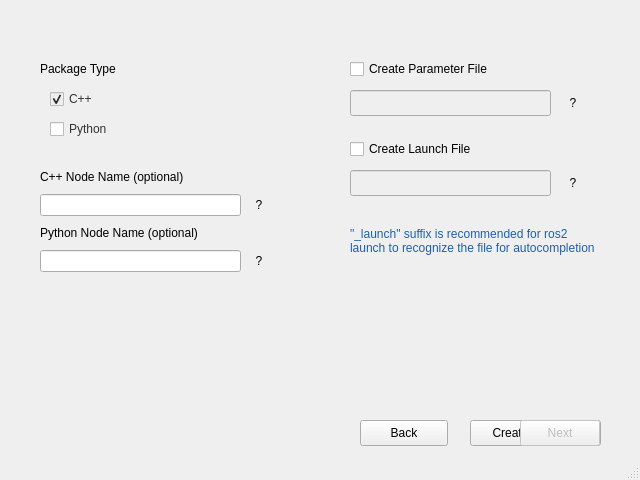
Above: turtle_nest/src/mainwindow.ui from ros2-gbp/turtle_nest-release before the change. Below: the same form after it.
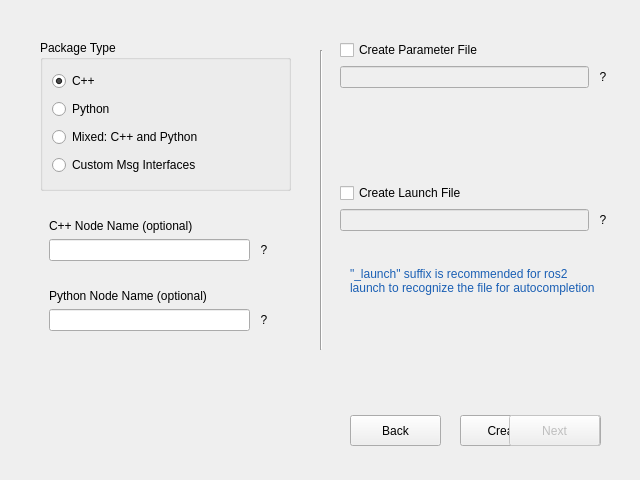
That is the form after the change. The open tabs and pages were chosen to show the change. Icons and pictures are not drawn.

Diff of the .ui file:
```diff
--- a/turtle_nest/src/mainwindow.ui
+++ b/turtle_nest/src/mainwindow.ui
@@ -1,7 +1,7 @@
 <?xml version="1.0" encoding="UTF-8"?>
 <ui version="4.0">
  <class>MainWindow</class>
- <widget class="QMainWindow" name="MainWindow">
+ <widget class="QDialog" name="MainWindow">
   <property name="geometry">
    <rect>
     <x>0</x>
@@ -25,17 +25,25 @@
   <property name="windowTitle">
    <string>MainWindow</string>
   </property>
-  <widget class="QWidget" name="centralwidget">
+  <widget class="QWidget" name="centralwidget" native="true">
+   <property name="geometry">
+    <rect>
+     <x>0</x>
+     <y>0</y>
+     <width>641</width>
+     <height>446</height>
+    </rect>
+   </property>
    <widget class="QPushButton" name="nextButton">
     <property name="enabled">
      <bool>false</bool>
     </property>
     <property name="geometry">
      <rect>
-      <x>520</x>
-      <y>420</y>
-      <width>80</width>
-      <height>26</height>
+      <x>509</x>
+      <y>415</y>
+      <width>91</width>
+      <height>31</height>
      </rect>
     </property>
     <property name="text">
@@ -278,43 +286,11 @@
      </widget>
     </widget>
     <widget class="QWidget" name="page_2">
-     <widget class="QCheckBox" name="checkboxCreateLaunch">
-      <property name="geometry">
-       <rect>
-        <x>350</x>
-        <y>140</y>
-        <width>211</width>
-        <height>18</height>
-       </rect>
-      </property>
-      <property name="text">
-       <string>Create Launch File</string>
-      </property>
-     </widget>
-     <widget class="QLineEdit" name="lineEditLaunchName">
-      <property name="enabled">
-       <bool>false</bool>
-      </property>
-      <property name="geometry">
-       <rect>
-        <x>350</x>
-        <y>170</y>
-        <width>201</width>
-        <height>26</height>
-       </rect>
-      </property>
-      <property name="focusPolicy">
-       <enum>Qt::StrongFocus</enum>
-      </property>
-      <property name="alignment">
-       <set>Qt::AlignLeading|Qt::AlignLeft|Qt::AlignVCenter</set>
-      </property>
-     </widget>
      <widget class="QLabel" name="launchSuffixWarnLabel">
       <property name="geometry">
        <rect>
         <x>350</x>
-        <y>210</y>
+        <y>250</y>
         <width>251</width>
         <height>61</height>
        </rect>
@@ -329,121 +305,13 @@
        <bool>true</bool>
       </property>
      </widget>
-     <widget class="QToolButton" name="launchNameInfoButton">
-      <property name="geometry">
-       <rect>
-        <x>560</x>
-        <y>170</y>
-        <width>26</width>
-        <height>26</height>
-       </rect>
-      </property>
-      <property name="toolTip">
-       <string>&lt;!DOCTYPE HTML PUBLIC &quot;-//W3C//DTD HTML 4.0//EN&quot; &quot;http://www.w3.org/TR/REC-html40/strict.dtd&quot;&gt;
-&lt;html&gt;&lt;head&gt;&lt;meta name=&quot;qrichtext&quot; content=&quot;1&quot; /&gt;&lt;meta charset=&quot;utf-8&quot; /&gt;&lt;style type=&quot;text/css&quot;&gt;
-p, li { white-space: pre-wrap; }
-hr { height: 1px; border-width: 0; }
-li.unchecked::marker { content: &quot;\2610&quot;; }
-li.checked::marker { content: &quot;\2612&quot;; }
-&lt;/style&gt;&lt;/head&gt;&lt;body style=&quot; font-family:'Ubuntu Sans'; font-size:11pt; font-weight:400; font-style:normal;&quot;&gt;
-&lt;p style=&quot; margin-top:12px; margin-bottom:12px; margin-left:0px; margin-right:0px; -qt-block-indent:0; text-indent:0px;&quot;&gt;Launch file name needs to:&lt;/p&gt;
-&lt;p style=&quot; margin-top:12px; margin-bottom:12px; margin-left:0px; margin-right:0px; -qt-block-indent:0; text-indent:0px;&quot;&gt;• have only lowercase letters (a-z), digits (0-9), and underscores (_)&lt;/p&gt;
-&lt;p style=&quot; margin-top:12px; margin-bottom:12px; margin-left:0px; margin-right:0px; -qt-block-indent:0; text-indent:0px;&quot;&gt;• start with a letter&lt;/p&gt;
-&lt;p style=&quot; margin-top:0px; margin-bottom:0px; margin-left:0px; margin-right:0px; -qt-block-indent:0; text-indent:0px;&quot;&gt;It is recommended to have &amp;quot;_launch&amp;quot; suffix for 'ros2 launch' to recognize the file for autocompletion&lt;/p&gt;&lt;/body&gt;&lt;/html&gt;</string>
-      </property>
-      <property name="styleSheet">
-       <string notr="true">border: none;</string>
-      </property>
-      <property name="text">
-       <string>?</string>
-      </property>
-      <property name="icon">
-       <iconset resource="../resources.qrc">
-        <normaloff>:/images/img/info_icon_92px.png</normaloff>:/images/img/info_icon_92px.png</iconset>
-      </property>
-      <property name="iconSize">
-       <size>
-        <width>24</width>
-        <height>24</height>
-       </size>
-      </property>
-      <property name="popupMode">
-       <enum>QToolButton::DelayedPopup</enum>
-      </property>
-      <property name="toolButtonStyle">
-       <enum>Qt::ToolButtonIconOnly</enum>
-      </property>
-      <property name="autoRaise">
-       <bool>false</bool>
-      </property>
-     </widget>
-     <widget class="QCheckBox" name="checkboxCpp">
-      <property name="enabled">
-       <bool>false</bool>
-      </property>
-      <property name="geometry">
-       <rect>
-        <x>50</x>
-        <y>90</y>
-        <width>92</width>
-        <height>18</height>
-       </rect>
-      </property>
-      <property name="styleSheet">
-       <string notr="true">/* Avoid setting text to gray when disabled */
-QCheckBox { 
-    color: #333; 
-}</string>
-      </property>
-      <property name="text">
-       <string>C++</string>
-      </property>
-      <property name="checkable">
-       <bool>true</bool>
-      </property>
-      <property name="checked">
-       <bool>true</bool>
-      </property>
-     </widget>
-     <widget class="QCheckBox" name="checkboxPython">
-      <property name="geometry">
-       <rect>
-        <x>50</x>
-        <y>120</y>
-        <width>92</width>
-        <height>18</height>
-       </rect>
-      </property>
-      <property name="styleSheet">
-       <string notr="true">/* Avoid setting text to gray when disabled */
-QCheckBox { 
-    color: #333; 
-}</string>
-      </property>
-      <property name="text">
-       <string>Python</string>
-      </property>
-     </widget>
-     <widget class="QLabel" name="packageTypeLabel">
-      <property name="geometry">
-       <rect>
-        <x>40</x>
-        <y>60</y>
-        <width>121</width>
-        <height>18</height>
-       </rect>
-      </property>
-      <property name="text">
-       <string>Package Type</string>
-      </property>
-     </widget>
      <widget class="QWidget" name="verticalLayoutWidget_2">
       <property name="geometry">
        <rect>
         <x>40</x>
-        <y>170</y>
-        <width>251</width>
-        <height>126</height>
+        <y>210</y>
+        <width>261</width>
+        <height>166</height>
        </rect>
       </property>
       <layout class="QVBoxLayout" name="verticalLayout_2">
@@ -454,6 +322,7 @@
         <enum>QLayout::SetFixedSize</enum>
        </property>
        <item>
+        <widget class="QWidget" name="cppNodewidget" native="true">
         <layout class="QVBoxLayout" name="verticalLayout_3">
          <item>
           <widget class="QLabel" name="cppNodeNameLabel">
@@ -536,8 +405,10 @@
           </layout>
          </item>
         </layout>
+        </widget>
        </item>
        <item>
+        <widget class="QWidget" name="pythonNodeWidget" native="true">
         <layout class="QVBoxLayout" name="verticalLayout_4">
          <item>
           <widget class="QLabel" name="pythonNodeNameLabel">
@@ -620,31 +491,95 @@
           </layout>
          </item>
         </layout>
+        </widget>
        </item>
       </layout>
      </widget>
+     <widget class="QGroupBox" name="packageTypeBox">
+      <property name="geometry">
+       <rect>
+        <x>40</x>
+        <y>40</y>
+        <width>251</width>
+        <height>151</height>
+       </rect>
+      </property>
+      <property name="title">
+       <string>Package Type</string>
+      </property>
+      <layout class="QVBoxLayout" name="verticalLayout_5">
+       <item>
+        <widget class="QRadioButton" name="typeCPPButton">
+         <property name="text">
+          <string>C++</string>
+         </property>
+         <property name="checked">
+          <bool>true</bool>
+         </property>
+        </widget>
+       </item>
+       <item>
+        <widget class="QRadioButton" name="typePythonButton">
+         <property name="text">
+          <string>Python</string>
+         </property>
+        </widget>
+       </item>
+       <item>
+        <widget class="QRadioButton" name="typeMixedButton">
+         <property name="text">
+          <string>Mixed: C++ and Python</string>
+         </property>
+        </widget>
+       </item>
+       <item>
+        <widget class="QRadioButton" name="typeMsgsButton">
+         <property name="text">
+          <string>Custom Msg Interfaces</string>
+         </property>
+        </widget>
+       </item>
+      </layout>
+     </widget>
+     <widget class="QWidget" name="paramLaunchWidget" native="true">
+      <property name="geometry">
+       <rect>
+        <x>340</x>
+        <y>40</y>
+        <width>271</width>
+        <height>191</height>
+       </rect>
+      </property>
+      <layout class="QVBoxLayout" name="verticalLayout_8">
+       <item>
+        <layout class="QVBoxLayout" name="verticalLayout_6">
+         <item>
      <widget class="QCheckBox" name="checkboxCreateParams">
-      <property name="geometry">
-       <rect>
-        <x>350</x>
-        <y>60</y>
-        <width>211</width>
-        <height>18</height>
-       </rect>
-      </property>
       <property name="text">
        <string>Create Parameter File</string>
       </property>
      </widget>
+         </item>
+         <item>
+          <layout class="QHBoxLayout" name="horizontalLayout_3">
+           <item>
+            <widget class="QLineEdit" name="lineEditParamsName">
+             <property name="enabled">
+              <bool>false</bool>
+             </property>
+             <property name="focusPolicy">
+              <enum>Qt::StrongFocus</enum>
+             </property>
+             <property name="alignment">
+              <set>Qt::AlignLeading|Qt::AlignLeft|Qt::AlignVCenter</set>
+             </property>
+             <property name="modernStyle" stdset="0">
+              <bool>true</bool>
+             </property>
+            </widget>
+           </item>
+           <item>
      <widget class="QToolButton" name="paramsNameInfoButton">
-      <property name="geometry">
-       <rect>
-        <x>560</x>
-        <y>90</y>
-        <width>26</width>
-        <height>26</height>
-       </rect>
-      </property>
       <property name="toolTip">
        <string>&lt;!DOCTYPE HTML PUBLIC &quot;-//W3C//DTD HTML 4.0//EN&quot; &quot;http://www.w3.org/TR/REC-html40/strict.dtd&quot;&gt;
 &lt;html&gt;&lt;head&gt;&lt;meta name=&quot;qrichtext&quot; content=&quot;1&quot; /&gt;&lt;meta charset=&quot;utf-8&quot; /&gt;&lt;style type=&quot;text/css&quot;&gt;
@@ -684,23 +619,110 @@
        <bool>false</bool>
       </property>
      </widget>
-     <widget class="QLineEdit" name="lineEditParamsName">
+           </item>
+          </layout>
+         </item>
+         <item>
+          <spacer name="verticalSpacer">
+           <property name="orientation">
+            <enum>Qt::Vertical</enum>
+           </property>
+           <property name="sizeHint" stdset="0">
+            <size>
+             <width>20</width>
+             <height>40</height>
+            </size>
+           </property>
+          </spacer>
+         </item>
+         <item>
+          <layout class="QVBoxLayout" name="verticalLayout_7">
+           <item>
+            <widget class="QCheckBox" name="checkboxCreateLaunch">
+             <property name="text">
+              <string>Create Launch File</string>
+             </property>
+            </widget>
+           </item>
+           <item>
+            <layout class="QHBoxLayout" name="horizontalLayout_4">
+             <item>
+              <widget class="QLineEdit" name="lineEditLaunchName">
       <property name="enabled">
        <bool>false</bool>
       </property>
-      <property name="geometry">
-       <rect>
-        <x>350</x>
-        <y>90</y>
-        <width>201</width>
-        <height>26</height>
-       </rect>
-      </property>
       <property name="focusPolicy">
        <enum>Qt::StrongFocus</enum>
       </property>
       <property name="alignment">
        <set>Qt::AlignLeading|Qt::AlignLeft|Qt::AlignVCenter</set>
+               </property>
+               <property name="modernStyle" stdset="0">
+                <bool>true</bool>
+               </property>
+              </widget>
+             </item>
+             <item>
+              <widget class="QToolButton" name="launchNameInfoButton">
+               <property name="toolTip">
+                <string>&lt;!DOCTYPE HTML PUBLIC &quot;-//W3C//DTD HTML 4.0//EN&quot; &quot;http://www.w3.org/TR/REC-html40/strict.dtd&quot;&gt;
+&lt;html&gt;&lt;head&gt;&lt;meta name=&quot;qrichtext&quot; content=&quot;1&quot; /&gt;&lt;meta charset=&quot;utf-8&quot; /&gt;&lt;style type=&quot;text/css&quot;&gt;
+p, li { white-space: pre-wrap; }
+hr { height: 1px; border-width: 0; }
+li.unchecked::marker { content: &quot;\2610&quot;; }
+li.checked::marker { content: &quot;\2612&quot;; }
+&lt;/style&gt;&lt;/head&gt;&lt;body style=&quot; font-family:'Ubuntu Sans'; font-size:11pt; font-weight:400; font-style:normal;&quot;&gt;
+&lt;p style=&quot; margin-top:12px; margin-bottom:12px; margin-left:0px; margin-right:0px; -qt-block-indent:0; text-indent:0px;&quot;&gt;Launch file name needs to:&lt;/p&gt;
+&lt;p style=&quot; margin-top:12px; margin-bottom:12px; margin-left:0px; margin-right:0px; -qt-block-indent:0; text-indent:0px;&quot;&gt;• have only lowercase letters (a-z), digits (0-9), and underscores (_)&lt;/p&gt;
+&lt;p style=&quot; margin-top:12px; margin-bottom:12px; margin-left:0px; margin-right:0px; -qt-block-indent:0; text-indent:0px;&quot;&gt;• start with a letter&lt;/p&gt;
+&lt;p style=&quot; margin-top:0px; margin-bottom:0px; margin-left:0px; margin-right:0px; -qt-block-indent:0; text-indent:0px;&quot;&gt;It is recommended to have &amp;quot;_launch&amp;quot; suffix for 'ros2 launch' to recognize the file for autocompletion&lt;/p&gt;&lt;/body&gt;&lt;/html&gt;</string>
+               </property>
+               <property name="styleSheet">
+                <string notr="true">border: none;</string>
+               </property>
+               <property name="text">
+                <string>?</string>
+               </property>
+               <property name="icon">
+                <iconset resource="../resources.qrc">
+                 <normaloff>:/images/img/more-info-icon.svg</normaloff>:/images/img/more-info-icon.svg</iconset>
+               </property>
+               <property name="iconSize">
+                <size>
+                 <width>24</width>
+                 <height>24</height>
+                </size>
+               </property>
+               <property name="popupMode">
+                <enum>QToolButton::DelayedPopup</enum>
+               </property>
+               <property name="toolButtonStyle">
+                <enum>Qt::ToolButtonIconOnly</enum>
+               </property>
+               <property name="autoRaise">
+                <bool>false</bool>
+               </property>
+              </widget>
+             </item>
+            </layout>
+           </item>
+          </layout>
+         </item>
+        </layout>
+       </item>
+      </layout>
+     </widget>
+     <widget class="Line" name="line">
+      <property name="geometry">
+       <rect>
+        <x>320</x>
+        <y>50</y>
+        <width>3</width>
+        <height>300</height>
+       </rect>
+      </property>
+      <property name="orientation">
+       <enum>Qt::Vertical</enum>
       </property>
      </widget>
     </widget>
@@ -889,10 +911,10 @@
     </property>
     <property name="geometry">
      <rect>
-      <x>360</x>
-      <y>420</y>
-      <width>88</width>
-      <height>26</height>
+      <x>350</x>
+      <y>415</y>
+      <width>91</width>
+      <height>31</height>
      </rect>
     </property>
     <property name="text">
@@ -902,10 +924,10 @@
    <widget class="QPushButton" name="createPackageButton">
     <property name="geometry">
      <rect>
-      <x>470</x>
-      <y>420</y>
-      <width>131</width>
-      <height>26</height>
+      <x>460</x>
+      <y>415</y>
+      <width>141</width>
+      <height>31</height>
      </rect>
     </property>
     <property name="text">
@@ -917,17 +939,6 @@
    <zorder>nextButton</zorder>
    <zorder>backButton</zorder>
   </widget>
-  <widget class="QMenuBar" name="menubar">
-   <property name="geometry">
-    <rect>
-     <x>0</x>
-     <y>0</y>
-     <width>640</width>
-     <height>23</height>
-    </rect>
-   </property>
-  </widget>
-  <widget class="QStatusBar" name="statusbar"/>
  </widget>
  <resources>
   <include location="../resources.qrc"/>
```
Left out of the diff: 83 changed lines with no effect on the pictures. Lines whose indentation alone changed are shown as unchanged.
